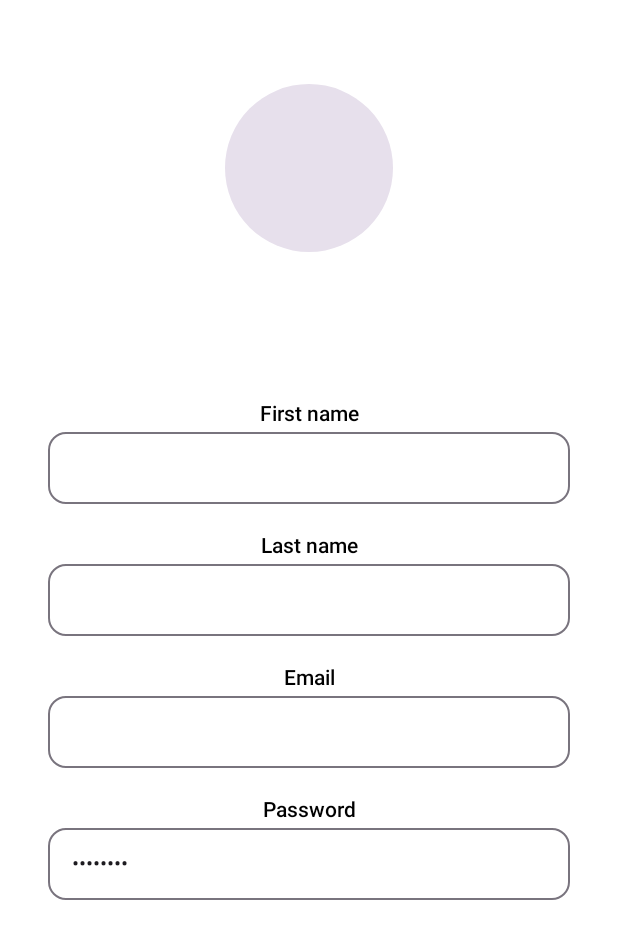
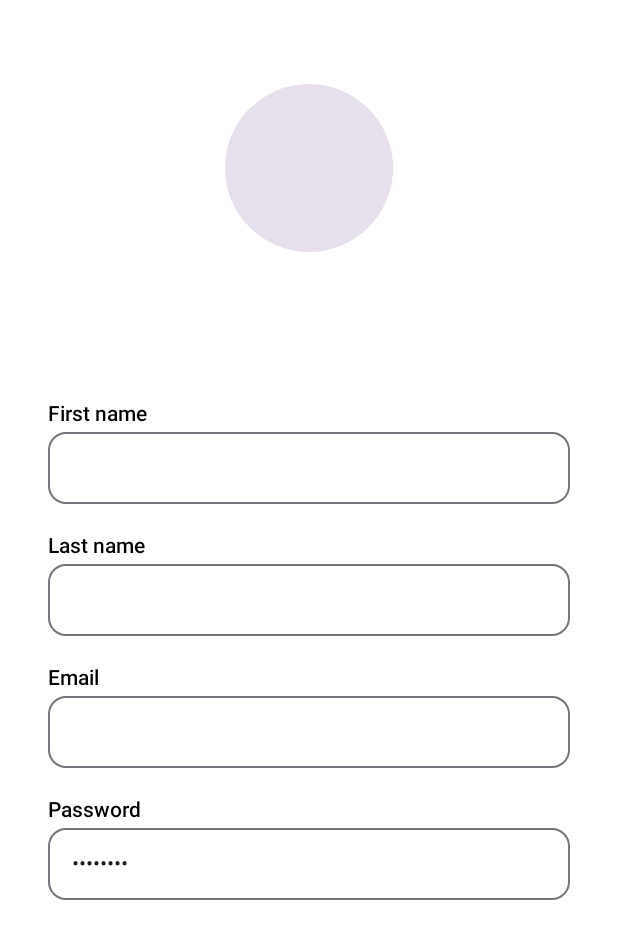
Before and after one commit to KonarAndriiana/kmm, an Android app built with Jetpack Compose: the AccountDetailsScreen screen opened through its navigation route, on a phone screen of 412 x 824 dp. Shown: the top 939 px of the screen. Run offline under Robolectric (Android 15) with nearby library versions, the phone set to English and light mode, and no system bars; our stand-ins replace Firebase (no records; nobody signed in at launch, a user with empty details on screens opened directly); libraries missing offline, so code that uses them is left out: dev.gitlive.firebase; pictures from the network do not load; 5 statements that could not run were skipped.

Commit message:
fix labels being centered horizontally in AccountDetailsScreen.kt

```diff
--- a/androidApp/src/main/java/com/example/kmm/android/ui/AccountDetailsScreen.kt
+++ b/androidApp/src/main/java/com/example/kmm/android/ui/AccountDetailsScreen.kt
@@ -54,7 +54,7 @@ fun AccountDetailsScreen(
             .fillMaxSize()
             .background(Color.White)
             .padding(32.dp),
-        horizontalAlignment = Alignment.CenterHorizontally
+        horizontalAlignment = Alignment.Start
     ) {
 
         Spacer(Modifier.height(24.dp))
@@ -62,6 +62,7 @@ fun AccountDetailsScreen(
         // profile photo
         Box(
             modifier = Modifier
+                .align(Alignment.CenterHorizontally)
                 .size(112.dp)
                 .clip(CircleShape)
                 .background(MaterialTheme.colorScheme.surfaceVariant),
```
